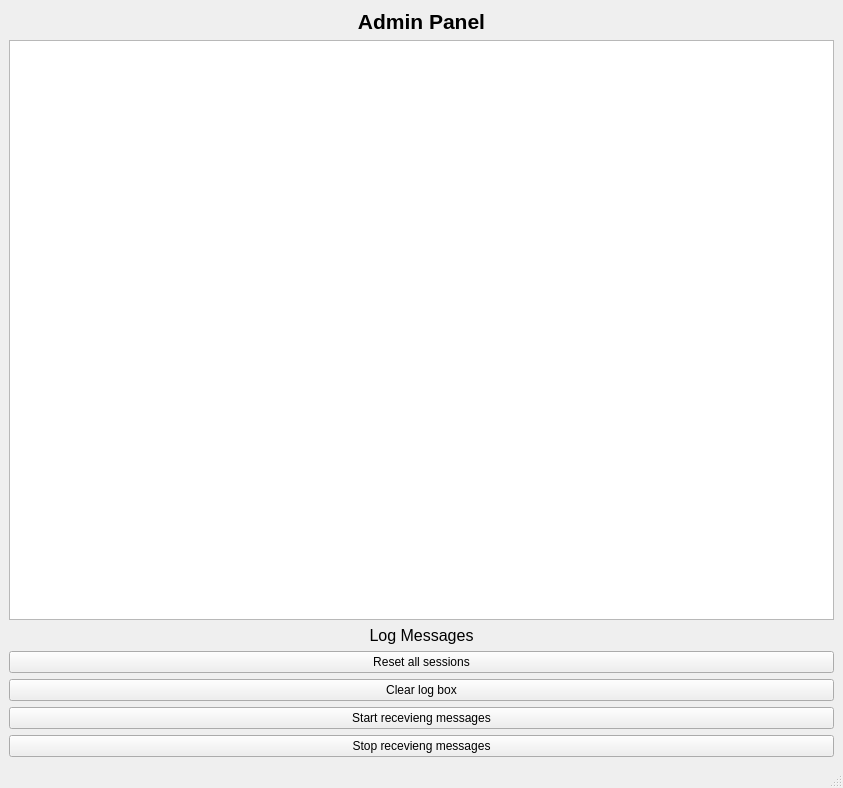
This is server.ui in KhorowD/secure_chat as Qt 5 draws it before an edit. The edited form follows.
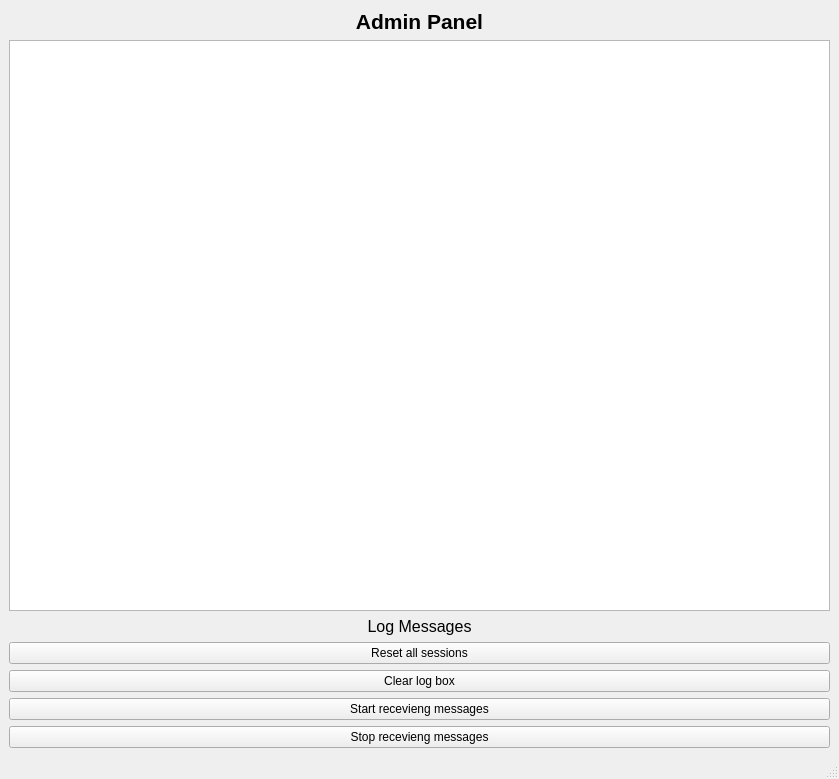
This is the edited form.

Diff of the .ui file:
```diff
--- a/server.ui
+++ b/server.ui
@@ -6,8 +6,8 @@
    <rect>
     <x>0</x>
     <y>0</y>
-    <width>843</width>
-    <height>788</height>
+    <width>839</width>
+    <height>779</height>
    </rect>
   </property>
   <property name="windowTitle">
@@ -37,7 +37,11 @@
      </widget>
     </item>
     <item row="1" column="0">
-     <widget class="QTextEdit" name="log_box"/>
+     <widget class="QTextEdit" name="log_box">
+      <property name="readOnly">
+       <bool>true</bool>
+      </property>
+     </widget>
     </item>
     <item row="5" column="0">
      <widget class="QPushButton" name="btn_start_recevieng_msg">
```
Left out of the diff: 4 changed lines with no effect on the pictures.
